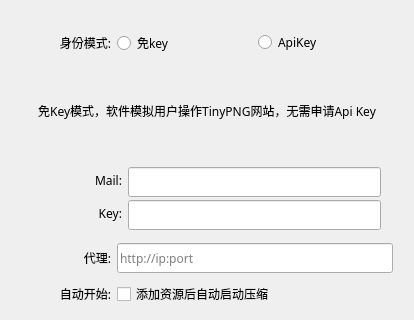
This is tinypng/SettingWindow.ui in yongplus/tinypng as Qt 5 draws it before an edit; both pictures show x 0 to 414 and y 0 to 320 of the 414 by 515 pixel window. The edited form follows.
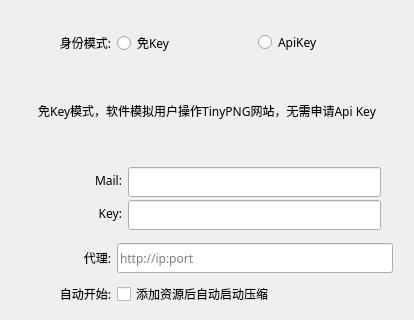
This is the edited form. Icons and pictures are not drawn.

Patch:
```diff
--- a/tinypng/SettingWindow.ui
+++ b/tinypng/SettingWindow.ui
@@ -92,7 +92,7 @@
          <item>
           <widget class="QRadioButton" name="radioButtonWeb">
            <property name="text">
-            <string>免key</string>
+            <string>免Key</string>
            </property>
            <attribute name="buttonGroup">
             <string notr="true">buttonGroup_2</string>
```
Left out of the diff: 2 changed lines with no effect on the pictures.
